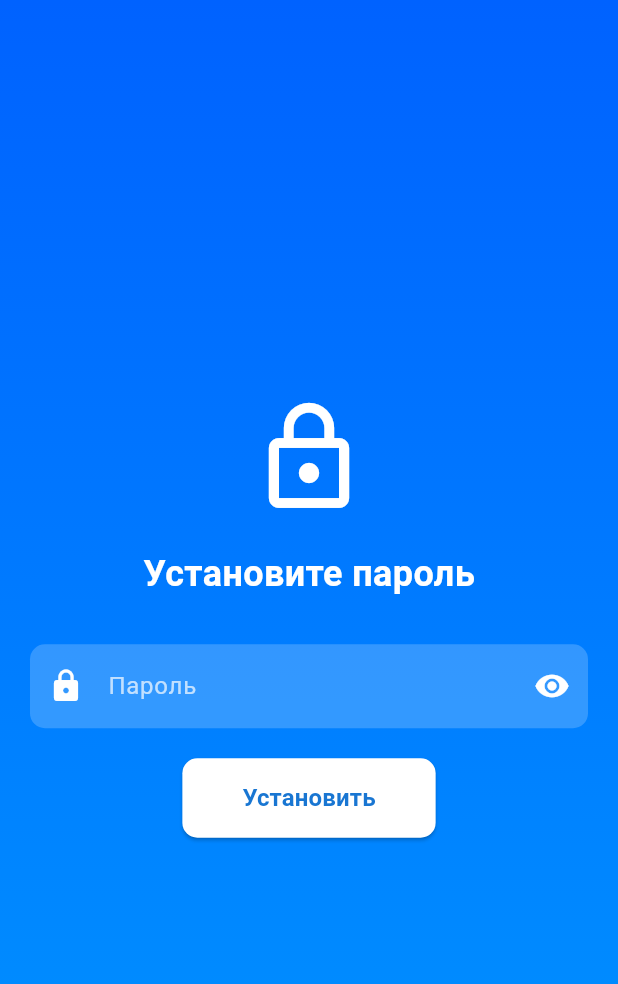
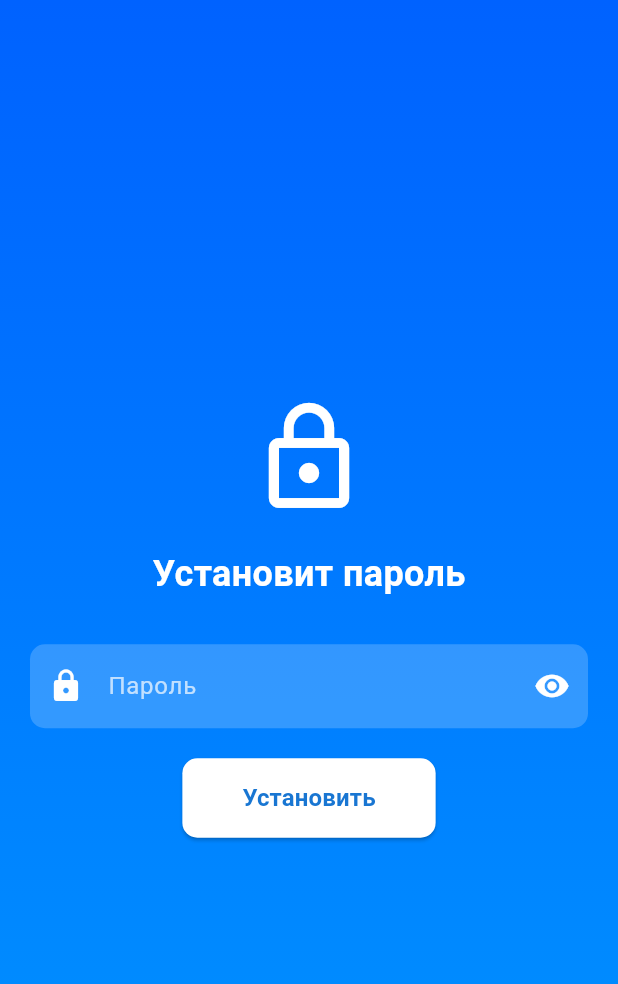
Before and after one commit to crazynoob1566/my-chat-app, a Flutter app: the screen it shows after launch, on a phone screen of 412 x 824 dp. Shown: the top 984 px of the screen. Run offline on Flutter 3.47's test engine with Material 3 defaults, Android fonts, the phone set to English and light mode, and no system bars; our stand-ins replace cached_network_image, flutter_local_notifications, image_gallery_saver, image_picker, permission_handler, photo_view and 2 more; accounts and stored records are empty; statements that could not run were skipped.

Commit message:
Обновление

```diff
--- a/lib/main.dart
+++ b/lib/main.dart
@@ -214,7 +214,7 @@ class _PasswordScreenState extends State<PasswordScreen> {
                   const SizedBox(height: 20),
                   Text(
                     _isFirstLaunch
-                        ? 'Установите пароль'
+                        ? 'Установит пароль'
                         : '𝕊𝕒𝕝𝕒𝕞 𝕡𝕠𝕡𝕠𝕝𝕒𝕞',
                     style: const TextStyle(
                       fontSize: 24,
```
